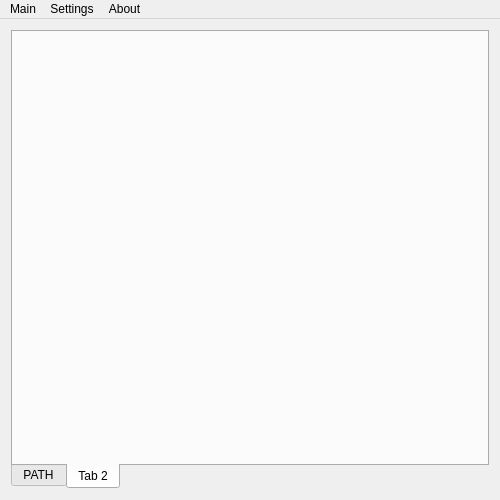
The window that mainwindow.ui (Heather/PATH) describes before a commit, drawn with Qt 5.
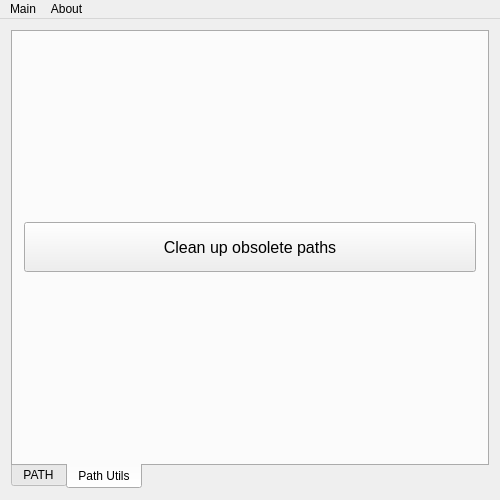
The same window after the commit. The open tabs and pages were chosen to show the change.

Commit message: Implement ability to really update Path with registry & minor improvements

The edit to the form file:
```diff
--- a/mainwindow.ui
+++ b/mainwindow.ui
@@ -106,8 +106,28 @@
       </widget>
       <widget class="QWidget" name="tab_2">
        <attribute name="title">
-        <string>Tab 2</string>
+        <string>Path Utils</string>
        </attribute>
+       <layout class="QVBoxLayout" name="verticalLayout_utils">
+        <item>
+         <widget class="QPushButton" name="cleanObsolete">
+          <property name="minimumSize">
+           <size>
+            <width>0</width>
+            <height>50</height>
+           </size>
+          </property>
+          <property name="font">
+           <font>
+            <pointsize>12</pointsize>
+           </font>
+          </property>
+          <property name="text">
+           <string>Clean up obsolete paths</string>
+          </property>
+         </widget>
+        </item>
+       </layout>
       </widget>
      </widget>
     </item>
@@ -138,13 +158,7 @@
     </property>
     <addaction name="actionVersion"/>
    </widget>
-   <widget class="QMenu" name="menuSettings">
-    <property name="title">
-     <string>Settings</string>
-    </property>
-   </widget>
    <addaction name="menuMain"/>
-   <addaction name="menuSettings"/>
    <addaction name="menuAbout"/>
   </widget>
   <action name="actionReload">
```
Left out of the diff: 11 changed lines with no effect on the pictures. The commit also changes 7 other files.
